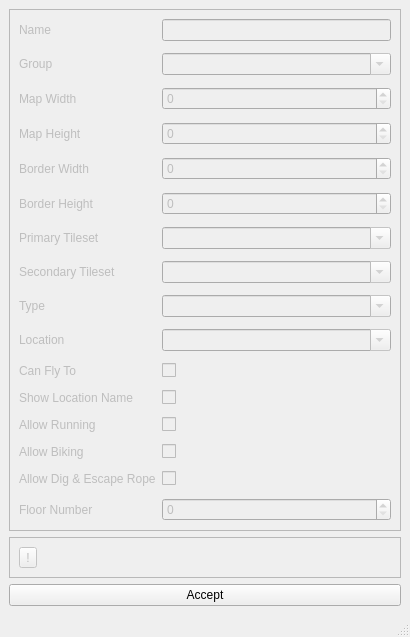
First picture: the form in forms/newmappopup.ui, repository huderlem/porymap, before the edit.
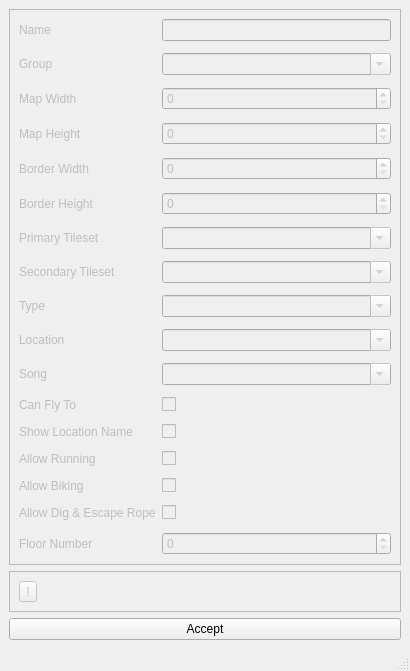
Second picture: the form after the edit. Custom widgets are drawn as their Qt base class.

Commit message: Song Option in New Map Popup

Patch:
```diff
--- a/forms/newmappopup.ui
+++ b/forms/newmappopup.ui
@@ -210,13 +210,30 @@
         </widget>
        </item>
        <item row="10" column="0">
+        <widget class="QLabel" name="label_Song">
+         <property name="text">
+          <string>Song</string>
+         </property>
+        </widget>
+       </item>
+       <item row="10" column="1">
+        <widget class="NoScrollComboBox" name="comboBox_Song">
+         <property name="toolTip">
+          <string>&lt;html&gt;&lt;head/&gt;&lt;body&gt;&lt;p&gt;The default background music for this map.&lt;/p&gt;&lt;/body&gt;&lt;/html&gt;</string>
+         </property>
+         <property name="editable">
+          <bool>true</bool>
+         </property>
+        </widget>
+       </item>
+       <item row="11" column="0">
         <widget class="QLabel" name="label_NewMap_Flyable">
          <property name="text">
           <string>Can Fly To</string>
          </property>
         </widget>
        </item>
-       <item row="10" column="1">
+       <item row="11" column="1">
         <widget class="QCheckBox" name="checkBox_NewMap_Flyable">
          <property name="toolTip">
           <string>&lt;html&gt;&lt;head/&gt;&lt;body&gt;&lt;p&gt;Whether to add a heal location to the new map.&lt;/p&gt;&lt;/body&gt;&lt;/html&gt;</string>
@@ -226,14 +243,14 @@
          </property>
         </widget>
        </item>
-       <item row="11" column="0">
+       <item row="12" column="0">
         <widget class="QLabel" name="label_NewMap_Show_Location">
          <property name="text">
           <string>Show Location Name</string>
          </property>
         </widget>
        </item>
-       <item row="11" column="1">
+       <item row="12" column="1">
         <widget class="QCheckBox" name="checkBox_NewMap_Show_Location">
          <property name="toolTip">
           <string>&lt;html&gt;&lt;head/&gt;&lt;body&gt;&lt;p&gt;Whether or not to display the location name when the player enters the map.&lt;/p&gt;&lt;/body&gt;&lt;/html&gt;</string>
@@ -243,14 +260,14 @@
          </property>
         </widget>
        </item>
-       <item row="12" column="0">
+       <item row="13" column="0">
         <widget class="QLabel" name="label_NewMap_Allow_Running">
          <property name="text">
           <string>Allow Running</string>
          </property>
         </widget>
        </item>
-       <item row="12" column="1">
+       <item row="13" column="1">
         <widget class="QCheckBox" name="checkBox_NewMap_Allow_Running">
          <property name="toolTip">
           <string>&lt;html&gt;&lt;head/&gt;&lt;body&gt;&lt;p&gt;Allows the player to use Running Shoes&lt;/p&gt;&lt;/body&gt;&lt;/html&gt;</string>
@@ -260,14 +277,14 @@
          </property>
         </widget>
        </item>
-       <item row="13" column="0">
+       <item row="14" column="0">
         <widget class="QLabel" name="label_NewMap_Allow_Biking">
          <property name="text">
           <string>Allow Biking</string>
          </property>
         </widget>
        </item>
-       <item row="13" column="1">
+       <item row="14" column="1">
         <widget class="QCheckBox" name="checkBox_NewMap_Allow_Biking">
          <property name="toolTip">
           <string>&lt;html&gt;&lt;head/&gt;&lt;body&gt;&lt;p&gt;Allows the player to use a Bike&lt;/p&gt;&lt;/body&gt;&lt;/html&gt;</string>
@@ -277,14 +294,14 @@
          </property>
         </widget>
        </item>
-       <item row="14" column="0">
+       <item row="15" column="0">
         <widget class="QLabel" name="label_NewMap_Allow_Escape_Rope">
          <property name="text">
           <string>Allow Dig &amp; Escape Rope</string>
          </property>
         </widget>
        </item>
-       <item row="14" column="1">
+       <item row="15" column="1">
         <widget class="QCheckBox" name="checkBox_NewMap_Allow_Escape_Rope">
          <property name="toolTip">
           <string>&lt;html&gt;&lt;head/&gt;&lt;body&gt;&lt;p&gt;Allows the player to use Dig or Escape Rope&lt;/p&gt;&lt;/body&gt;&lt;/html&gt;</string>
@@ -294,14 +311,14 @@
          </property>
         </widget>
        </item>
-       <item row="15" column="0">
+       <item row="16" column="0">
         <widget class="QLabel" name="label_NewMap_Floor_Number">
          <property name="text">
           <string>Floor Number</string>
          </property>
         </widget>
        </item>
-       <item row="15" column="1">
+       <item row="16" column="1">
         <widget class="QSpinBox" name="spinBox_NewMap_Floor_Number">
          <property name="toolTip">
           <string>&lt;html&gt;&lt;head/&gt;&lt;body&gt;&lt;p&gt;Floor number to be used for maps with elevators.&lt;/p&gt;&lt;/body&gt;&lt;/html&gt;</string>
```
The commit also changes 1 other file.
